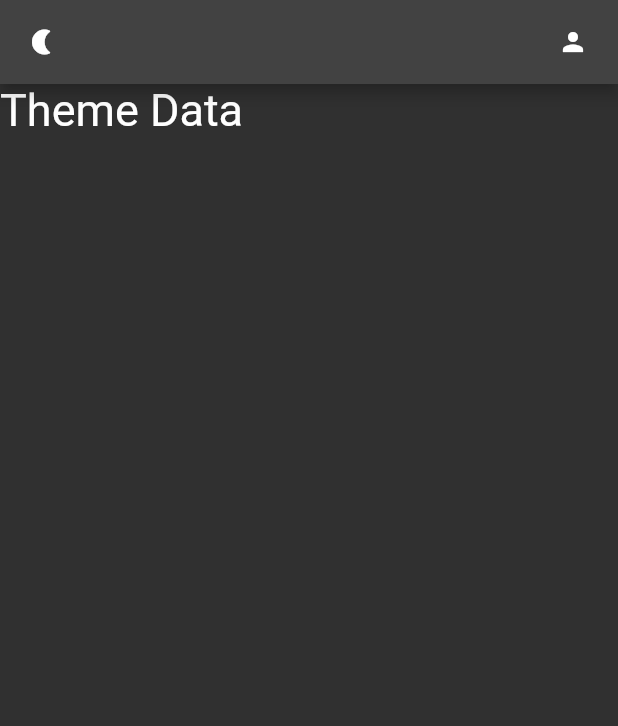
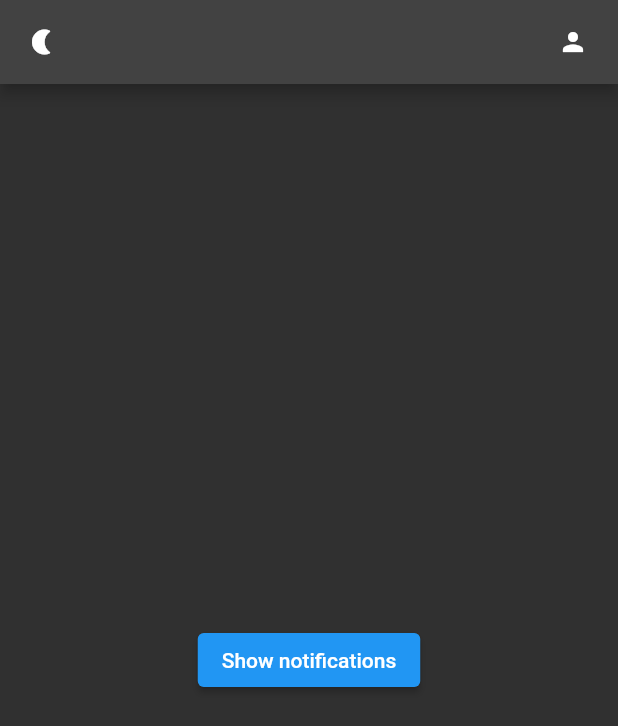
Before and after one commit to dolonk/Task_Managment_Using_Getx_SQLCrud, a Flutter app: the screen it shows after launch, after a tap on the "nightlight" icon, on a phone screen of 412 x 824 dp. Shown: the top 726 px of the screen. Run offline on Flutter 3.47's test engine with Material 2 defaults, Android fonts, the phone set to English and light mode, and no system bars; our stand-ins replace flutter_local_notifications, get, get_storage; statements that could not run were skipped.

Commit message:
Notification Set

```diff
--- a/lib/main.dart
+++ b/lib/main.dart
@@ -1,15 +1,24 @@
+import 'dart:developer';
+
 import 'package:flutter/material.dart';
+import 'package:flutter_local_notifications/flutter_local_notifications.dart';
 import 'package:get/get_navigation/src/root/get_material_app.dart';
 import 'package:get_storage/get_storage.dart';
+import 'package:task_mnagment/services/notification_services.dart';
+
 import 'package:task_mnagment/services/theme_services.dart';
 import 'package:task_mnagment/ui/home_page.dart';
 import 'package:task_mnagment/ui/theme.dart';
 
+
+
 Future<void> main() async {
   WidgetsFlutterBinding.ensureInitialized();
   await GetStorage.init();
+  NotifyHelper().notificationSettings();
   runApp(const MyApp());
 }
+
 
 class MyApp extends StatelessWidget {
   const MyApp({super.key});
@@ -25,4 +34,5 @@ class MyApp extends StatelessWidget {
         themeMode: ThemeServices().theme,
         home: const HomePage());
   }
+
 }
--- a/lib/ui/home_page.dart
+++ b/lib/ui/home_page.dart
@@ -1,6 +1,7 @@
 import 'package:flutter/cupertino.dart';
 import 'package:flutter/material.dart';
 import 'package:task_mnagment/services/theme_services.dart';
+import '../services/notification_services.dart';
 
 class HomePage extends StatefulWidget {
   const HomePage({Key? key}) : super(key: key);
@@ -10,32 +11,48 @@ class HomePage extends StatefulWidget {
 }
 
 class _HomePageState extends State<HomePage> {
+  var notifyHelper;
+
+  @override
+  void initState() {
+    super.initState();
+    notifyHelper = NotifyHelper();
+    notifyHelper.checkForNotification();
+  }
+
   @override
   Widget build(BuildContext context) {
     return Scaffold(
       appBar: _appBar(),
-      body: Column(
-        children: [
-          Text(
-            'Theme Data',
-            style: TextStyle(fontSize: 30),
-          )
-        ],
-      ),
+      body: Center(
+          child: ElevatedButton(
+        child: const Text('Show notifications'),
+        onPressed: () {},
+      )),
     );
   }
 
   _appBar() {
     return AppBar(
       leading: GestureDetector(
-        onTap: (){
+        onTap: () {
           ThemeServices().switchTheme();
+          // NotifyHelper().showNotification();
+          notifyHelper.showNotification();
         },
-        child: Icon(Icons.nightlight_rounded,size: 20,),
+        child: Icon(
+          Icons.nightlight_rounded,
+          size: 20,
+        ),
       ),
       actions: [
-        Icon(Icons.person,size: 20,),
-        SizedBox(width: 20,)
+        Icon(
+          Icons.person,
+          size: 20,
+        ),
+        SizedBox(
+          width: 20,
+        )
       ],
     );
   }
--- a/pubspec.yaml
+++ b/pubspec.yaml
@@ -37,6 +37,9 @@ dependencies:
   cupertino_icons: ^1.0.2
   get_storage:
   get:
+  flutter_local_notifications: ^12.0.0
+  flutter_native_timezone:
+  timezone: ^0.9.0
 
 
 dev_dependencies:
```
Also changed, not shown: pubspec.lock, 3 other files.
